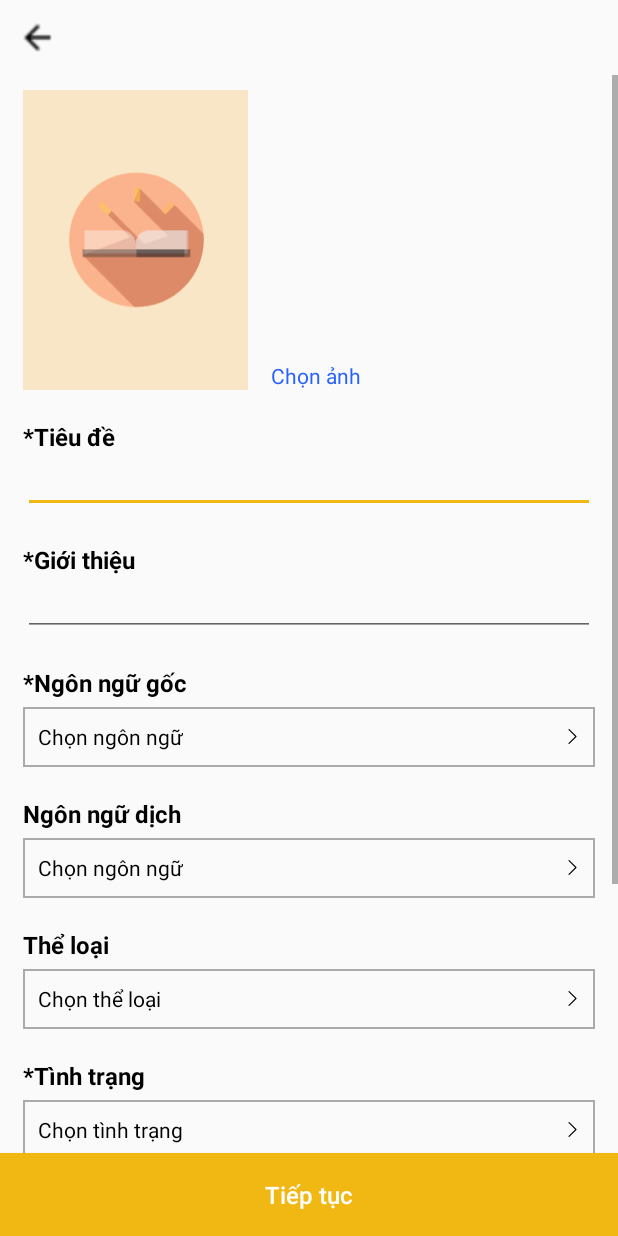
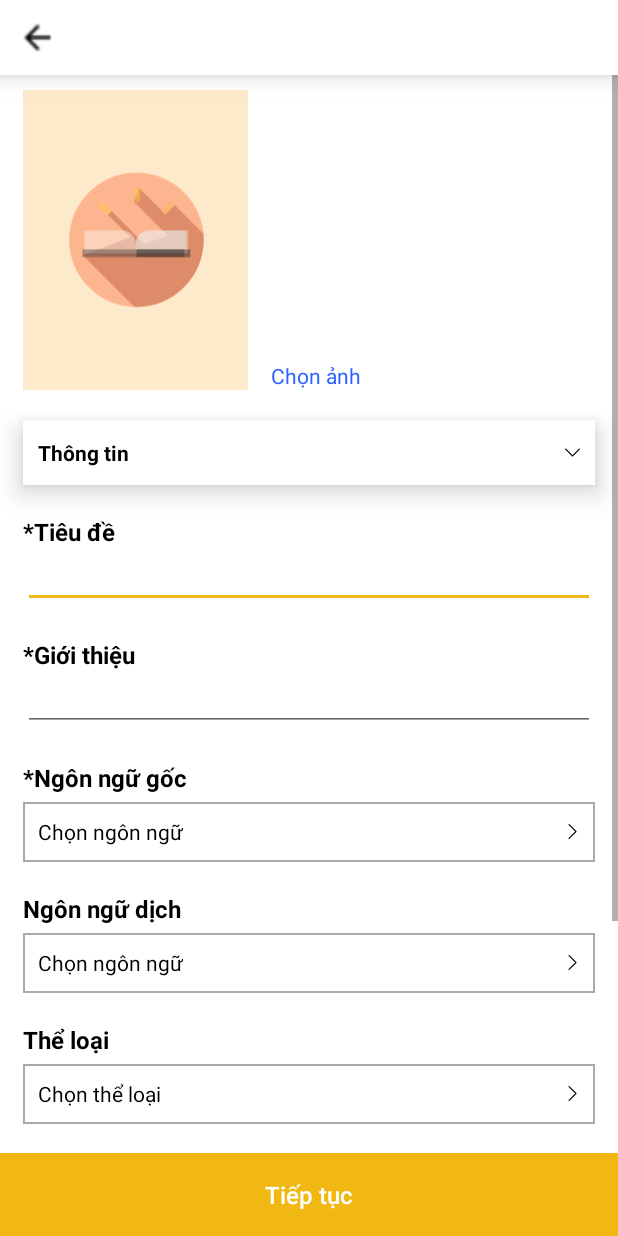
Before and after one commit to ToThiMinhHang/DoAn_20192, an Android app: the WriteNewActivity screen opened directly, with no data from a screen before it, on a phone screen of 412 x 824 dp. Run offline under Robolectric (Android 15) with nearby library versions, the phone set to English and light mode, and no system bars; our stand-ins replace ButterKnife, Firebase (no records; nobody signed in at launch, a user with empty details on screens opened directly); 2 statements that could not run were skipped.

Commit message:
[Update] Update UI screen create a story

```diff
--- a/app/src/main/java/com/hang/doan/readbooks/ui/WriteNewActivity.java
+++ b/app/src/main/java/com/hang/doan/readbooks/ui/WriteNewActivity.java
@@ -17,6 +17,8 @@ import android.widget.Toast;
 import androidx.annotation.NonNull;
 import androidx.annotation.Nullable;
 import androidx.appcompat.app.AppCompatActivity;
+import androidx.recyclerview.widget.LinearLayoutManager;
+import androidx.recyclerview.widget.RecyclerView;
 
 import com.google.firebase.database.DataSnapshot;
 import com.google.firebase.database.DatabaseError;
@@ -60,16 +62,24 @@ public class WriteNewActivity extends AppCompatActivity {
     TextView tvCategory;
     @BindView(R.id.tvStatus)
     TextView tvStatus;
+    @BindView(R.id.layoutInfo)
+    View layoutInfo;
+    @BindView(R.id.layoutChapters)
+    View layoutChapters;
+    @BindView(R.id.rvChapters)
+    RecyclerView rvChapters;
 
     EditText activity_write_new_tentruyen;
     Button activity_write_new_btn_continute;
     EditText activity_write_new_item_info;
 
-    TextView activity_write_new_btn_add_new_chappter;
 
     String user_id;
     String book_id;
     Story_Post story_Post;
+
+    private boolean isInfoExpanded = true;
+    private boolean isChaptersExpanded = false;
 
     private DatabaseReference mDatabase;
     Author author = new Author();
@@ -84,6 +94,8 @@ public class WriteNewActivity extends AppCompatActivity {
         ButterKnife.bind(this);
 
         adapter = new ChapterAdapter(this, chapters);
+        rvChapters.setAdapter(adapter);
+        rvChapters.setLayoutManager(new LinearLayoutManager(this));
 
         mDatabase = FirebaseDatabase.getInstance().getReference();
 
@@ -132,13 +144,13 @@ public class WriteNewActivity extends AppCompatActivity {
             }
         });
 
-        activity_write_new_btn_add_new_chappter = findViewById(R.id.activity_write_new_btn_add_new_chappter);
-        activity_write_new_btn_add_new_chappter.setOnClickListener(new View.OnClickListener() {
-            @Override
-            public void onClick(View view) {
-                clickNewChapter(view);
-            }
-        });
+//        activity_write_new_btn_add_new_chappter = findViewById(R.id.activity_write_new_btn_add_new_chappter);
+//        activity_write_new_btn_add_new_chappter.setOnClickListener(new View.OnClickListener() {
+//            @Override
+//            public void onClick(View view) {
+//                clickNewChapter(view);
+//            }
+//        });
 
         final FirebaseDatabase database = FirebaseDatabase.getInstance();
         final DatabaseReference authorRef = database.getReference("authorDetail/" + user_id);
@@ -231,11 +243,6 @@ public class WriteNewActivity extends AppCompatActivity {
         adapter.notifyDataSetChanged();
     }
 
-    public void clickNewChapter(View view) {
-        Intent intent = new Intent(this, AddChapterActivity.class);
-        startActivityForResult(intent, RC_ADD_CHAPTER);
-    }
-
     @OnClick(R.id.imgBack)
     void back() {
         super.onBackPressed();
@@ -277,5 +284,29 @@ public class WriteNewActivity extends AppCompatActivity {
         startActivityForResult(intent, RC_CHOOSE_STATUS);
     }
 
+    @OnClick(R.id.layoutExpandInfo)
+    public void expandInfo() {
+        isInfoExpanded = !isInfoExpanded;
+        if (isInfoExpanded) {
+            layoutInfo.setVisibility(View.VISIBLE);
+        } else {
+            layoutInfo.setVisibility(View.GONE);
+        }
+    }
 
+    @OnClick(R.id.layoutExpandChapters)
+    public void expandChapter() {
+        isChaptersExpanded = !isChaptersExpanded;
+        if (isChaptersExpanded) {
+            layoutChapters.setVisibility(View.VISIBLE);
+        } else {
+            layoutChapters.setVisibility(View.GONE);
+        }
+    }
+
+    @OnClick(R.id.tvAddChapter)
+    public void addChapter() {
+        Intent intent = new Intent(this, AddChapterActivity.class);
+        startActivityForResult(intent, RC_ADD_CHAPTER);
+    }
 }
--- a/app/src/main/res/layout/activity_write_new.xml
+++ b/app/src/main/res/layout/activity_write_new.xml
@@ -3,12 +3,15 @@
     xmlns:tools="http://schemas.android.com/tools"
     android:layout_width="match_parent"
     android:layout_height="match_parent"
+    android:background="#fff"
     android:orientation="vertical">
 
     <LinearLayout
         android:layout_width="match_parent"
         android:layout_height="wrap_content"
         android:orientation="horizontal"
+        android:background="#fff"
+        android:elevation="10dp"
         app:layout_constraintStart_toStartOf="parent"
         app:layout_constraintTop_toTopOf="parent">
 
@@ -37,19 +40,20 @@
     <ScrollView
         android:layout_width="match_parent"
         android:layout_height="0dp"
-        android:layout_weight="1">
+        android:layout_weight="1"
+        android:fillViewport="true">
 
         <LinearLayout
             android:layout_width="match_parent"
             android:layout_height="wrap_content"
             android:orientation="vertical"
-            android:paddingHorizontal="15dp"
             android:paddingBottom="15dp">
 
             <LinearLayout
                 android:id="@+id/constraintLayout"
                 android:layout_width="match_parent"
                 android:layout_height="wrap_content"
+                android:paddingHorizontal="15dp"
                 android:layout_marginTop="10dp">
 
                 <ImageView
@@ -70,6 +74,42 @@
                     android:textColor="#2962FF" />
 
             </LinearLayout>
+
+            <FrameLayout
+                android:id="@+id/layoutExpandInfo"
+                android:layout_width="match_parent"
+                android:layout_height="wrap_content"
+                android:layout_marginTop="20dp"
+                android:background="#fff"
+                android:elevation="10dp"
+                android:layout_marginHorizontal="15dp"
+                android:paddingHorizontal="10dp"
+                android:paddingVertical="12dp">
+
+                <TextView
+                    android:layout_width="wrap_content"
+                    android:layout_height="wrap_content"
+                    android:text="@string/story_info"
+                    android:textStyle="bold"
+                    android:textColor="#000"/>
+
+                <ImageView
+                    android:layout_width="10dp"
+                    android:layout_height="10dp"
+                    android:layout_gravity="center_vertical|end"
+                    android:contentDescription="@string/app_name"
+                    android:rotation="90"
+                    android:src="@drawable/ic_next" />
+
+            </FrameLayout>
+
+            <LinearLayout
+                android:id="@+id/layoutInfo"
+                android:layout_width="match_parent"
+                android:layout_height="wrap_content"
+                android:paddingHorizontal="15dp"
+                android:visibility="visible"
+                android:orientation="vertical">
 
                 <TextView
                     android:layout_width="wrap_content"
@@ -247,29 +287,63 @@
 
                 </FrameLayout>
 
-            <LinearLayout
-                android:weightSum="6"
-                android:orientation="horizontal"
+            </LinearLayout>
+
+            <FrameLayout
+                android:id="@+id/layoutExpandChapters"
                 android:layout_width="match_parent"
-                android:layout_height="wrap_content">
+                android:layout_height="wrap_content"
+                android:layout_marginTop="20dp"
+                android:background="#fff"
+                android:elevation="10dp"
+                android:layout_marginHorizontal="15dp"
+                android:paddingHorizontal="10dp"
+                android:paddingVertical="12dp">
+
                 <TextView
-                    android:layout_weight="5"
                     android:layout_width="wrap_content"
                     android:layout_height="wrap_content"
-                    android:text="Danh sách chương" />
-                <TextView
-                    android:id="@+id/activity_write_new_btn_add_new_chappter"
-                    android:layout_weight="1"
-                    android:layout_width="wrap_content"
+                    android:text="@string/story_chapter_list"
+                    android:textStyle="bold"
+                    android:textColor="#000"/>
+
+                <ImageView
+                    android:layout_width="10dp"
+                    android:layout_height="10dp"
+                    android:layout_gravity="center_vertical|end"
+                    android:contentDescription="@string/app_name"
+                    android:rotation="90"
+                    android:src="@drawable/ic_next" />
+
+            </FrameLayout>
+
+            <LinearLayout
+                android:id="@+id/layoutChapters"
+                android:layout_width="match_parent"
                 android:layout_height="wrap_content"
-                    android:text="Thêm chương" />
-            </LinearLayout>
-
-
+                android:visibility="gone"
+                android:orientation="vertical">
                 <androidx.recyclerview.widget.RecyclerView
                     android:id="@+id/rvChapters"
                     android:layout_width="match_parent"
-                android:layout_height="200dp" />
+                    android:layout_height="wrap_content"
+                    android:layout_marginHorizontal="15dp"
+                    tools:listitem="@layout/item_chapter"/>
+
+                <TextView
+                    android:id="@+id/tvAddChapter"
+                    android:layout_width="wrap_content"
+                    android:layout_height="wrap_content"
+                    android:text="@string/add_chapter"
+                    android:layout_marginTop="20dp"
+                    android:textColor="@color/colorAccent"
+                    android:layout_marginHorizontal="15dp"
+                    android:layout_marginBottom="30dp"/>
+            </LinearLayout>
+
+            <View
+                android:layout_width="match_parent"
+                android:layout_height="50dp"/>
         </LinearLayout>
     </ScrollView>
 
--- a/app/src/main/res/layout/item_chapter.xml
+++ b/app/src/main/res/layout/item_chapter.xml
@@ -9,6 +9,9 @@
         android:id="@+id/tvChapterName"
         android:layout_width="wrap_content"
         android:layout_height="wrap_content"
-        android:textColor="#000"/>
+        android:textColor="#000"
+        android:paddingHorizontal="5dp"
+        android:textStyle="italic"
+        android:text="@string/app_name"/>
 
 </LinearLayout>
--- a/app/src/main/res/values/strings.xml
+++ b/app/src/main/res/values/strings.xml
@@ -32,4 +32,7 @@
     <string name="status">*Tình trạng</string>
     <string name="choose_status">Chọn tình trạng</string>
     <string name="choose_language">Chọn ngôn ngữ</string>
+    <string name="story_info">Thông tin</string>
+    <string name="story_chapter_list">Danh sách chương</string>
+    <string name="add_chapter">Thêm chương</string>
 </resources>
```
Lines whose indentation alone changed are shown as unchanged.
